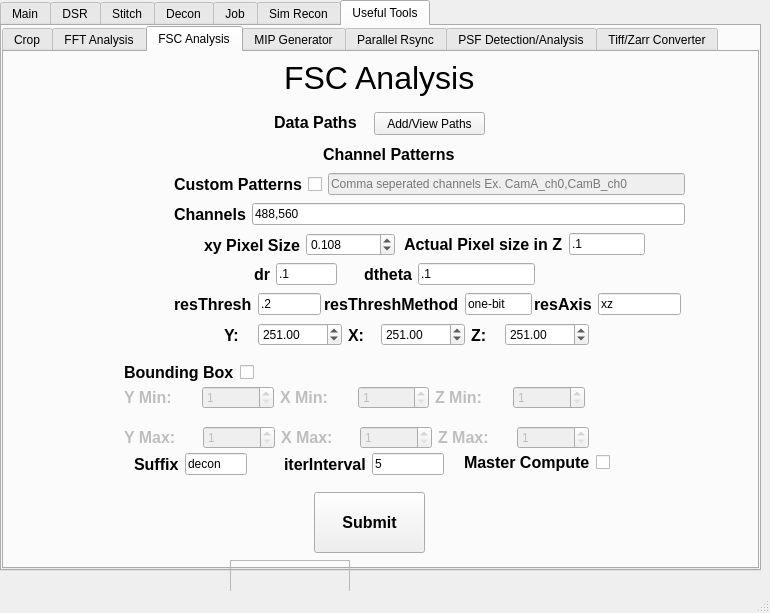
This is mainwindow.ui in abcucberkeley/PetaKit5D-GUI as Qt 5 draws it before an edit. The edited form follows.
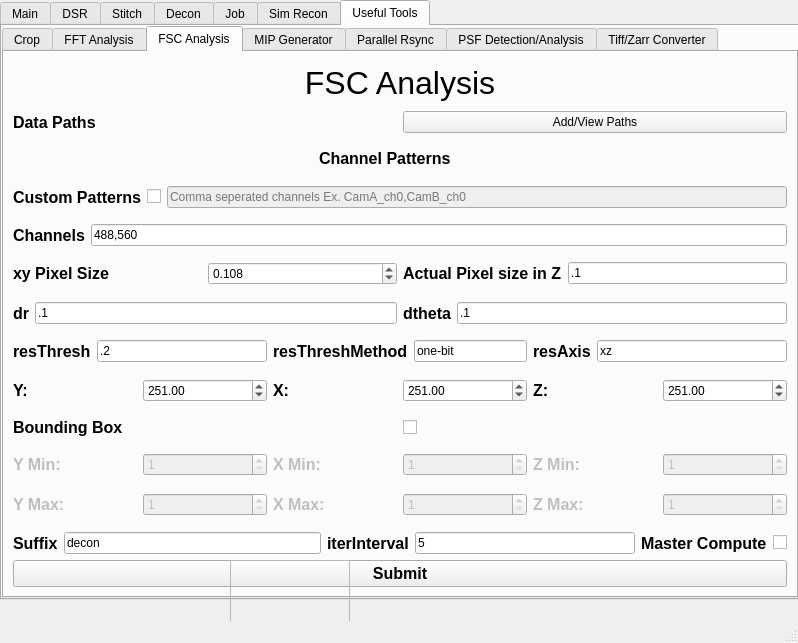
This is the edited form. The open tabs and pages were chosen to show the change.

Commit message: Made the FSC Analysis useful tool tab resizable

Patch:
```diff
--- a/mainwindow.ui
+++ b/mainwindow.ui
@@ -6,8 +6,8 @@
    <rect>
     <x>0</x>
     <y>0</y>
-    <width>770</width>
-    <height>613</height>
+    <width>798</width>
+    <height>643</height>
    </rect>
   </property>
   <property name="windowTitle">
@@ -22,8 +22,8 @@
      <rect>
       <x>0</x>
       <y>0</y>
-      <width>761</width>
-      <height>571</height>
+      <width>800</width>
+      <height>600</height>
      </rect>
     </property>
     <property name="currentIndex">
@@ -5277,6 +5277,12 @@
       </property>
       <item row="0" column="0">
        <widget class="QTabWidget" name="usefulToolsTab">
+        <property name="sizePolicy">
+         <sizepolicy hsizetype="Preferred" vsizetype="Preferred">
+          <horstretch>0</horstretch>
+          <verstretch>0</verstretch>
+         </sizepolicy>
+        </property>
         <property name="currentIndex">
          <number>1</number>
         </property>
@@ -6782,28 +6788,77 @@
          <attribute name="title">
           <string>FSC Analysis</string>
          </attribute>
+         <layout class="QGridLayout" name="gridLayout_13" rowstretch="1,10,1">
+          <item row="0" column="0">
+           <layout class="QVBoxLayout" name="verticalLayout_29">
+            <item>
+             <layout class="QHBoxLayout" name="horizontalLayout_169">
+              <item>
+               <widget class="QLabel" name="fscAnalysisLabel">
+                <property name="font">
+                 <font>
+                  <pointsize>24</pointsize>
+                  <strikeout>false</strikeout>
+                  <kerning>true</kerning>
+                 </font>
+                </property>
+                <property name="text">
+                 <string>FSC Analysis</string>
+                </property>
+                <property name="alignment">
+                 <set>Qt::AlignCenter</set>
+                </property>
+               </widget>
+              </item>
+             </layout>
+            </item>
+           </layout>
+          </item>
+          <item row="1" column="0">
+           <layout class="QVBoxLayout" name="verticalLayout_30" stretch="1,1,1,1,1,1,1,1,1,1,1,1,1,1,1,1,1,1,1,1,1,1,1">
+            <property name="bottomMargin">
+             <number>0</number>
+            </property>
+            <item>
+             <layout class="QHBoxLayout" name="horizontalLayout_168">
+              <item>
+               <widget class="QLabel" name="fscAnalysisDataPathsLabel">
+                <property name="font">
+                 <font>
+                  <pointsize>12</pointsize>
+                  <bold>true</bold>
+                  <strikeout>false</strikeout>
+                  <kerning>true</kerning>
+                 </font>
+                </property>
+                <property name="text">
+                 <string>Data Paths</string>
+                </property>
+               </widget>
+              </item>
+              <item>
          <widget class="QPushButton" name="fscAnalysisAddPathsButton">
-          <property name="geometry">
-           <rect>
-            <x>370</x>
-            <y>60</y>
-            <width>111</width>
-            <height>23</height>
-           </rect>
-          </property>
           <property name="text">
            <string>Add/View Paths</string>
           </property>
          </widget>
-         <widget class="QWidget" name="layoutWidget_34">
-          <property name="geometry">
-           <rect>
-            <x>110</x>
-            <y>90</y>
-            <width>581</width>
-            <height>25</height>
-           </rect>
-          </property>
+              </item>
+             </layout>
+            </item>
+            <item>
+             <spacer name="verticalSpacer_55">
+              <property name="orientation">
+               <enum>Qt::Vertical</enum>
+              </property>
+              <property name="sizeHint" stdset="0">
+               <size>
+                <width>20</width>
+                <height>40</height>
+               </size>
+              </property>
+             </spacer>
+            </item>
+            <item>
           <layout class="QHBoxLayout" name="fscAnalysisChannelPatternsHorizontalLayout">
            <item>
             <widget class="QLabel" name="fscAnalysisChannelPatternsLabel">
@@ -6843,37 +6898,21 @@
             </spacer>
            </item>
           </layout>
-         </widget>
-         <widget class="QLabel" name="fscAnalysisDataPathsLabel">
-          <property name="geometry">
-           <rect>
-            <x>270</x>
-            <y>60</y>
-            <width>101</width>
-            <height>20</height>
-           </rect>
-          </property>
-          <property name="font">
-           <font>
-            <pointsize>12</pointsize>
-            <bold>true</bold>
-            <strikeout>false</strikeout>
-            <kerning>true</kerning>
-           </font>
-          </property>
-          <property name="text">
-           <string>Data Paths</string>
-          </property>
-         </widget>
-         <widget class="QWidget" name="horizontalLayoutWidget_12">
-          <property name="geometry">
-           <rect>
-            <x>170</x>
-            <y>120</y>
-            <width>511</width>
-            <height>25</height>
-           </rect>
-          </property>
+            </item>
+            <item>
+             <spacer name="verticalSpacer_56">
+              <property name="orientation">
+               <enum>Qt::Vertical</enum>
+              </property>
+              <property name="sizeHint" stdset="0">
+               <size>
+                <width>20</width>
+                <height>40</height>
+               </size>
+              </property>
+             </spacer>
+            </item>
+            <item>
           <layout class="QHBoxLayout" name="horizontalLayout_74">
            <item>
             <widget class="QLabel" name="fscAnalysisCustomPatternsLabel">
@@ -6911,16 +6950,21 @@
             </widget>
            </item>
           </layout>
-         </widget>
-         <widget class="QWidget" name="horizontalLayoutWidget_13">
-          <property name="geometry">
-           <rect>
-            <x>170</x>
-            <y>150</y>
-            <width>511</width>
-            <height>25</height>
-           </rect>
-          </property>
+            </item>
+            <item>
+             <spacer name="verticalSpacer_57">
+              <property name="orientation">
+               <enum>Qt::Vertical</enum>
+              </property>
+              <property name="sizeHint" stdset="0">
+               <size>
+                <width>20</width>
+                <height>40</height>
+               </size>
+              </property>
+             </spacer>
+            </item>
+            <item>
           <layout class="QHBoxLayout" name="horizontalLayout_75">
            <item>
             <widget class="QLabel" name="fscAnalysisChannelsLabel">
@@ -6951,36 +6995,62 @@
             </widget>
            </item>
           </layout>
-         </widget>
-         <widget class="QLabel" name="fscAnalysisLabel">
-          <property name="geometry">
-           <rect>
-            <x>280</x>
-            <y>0</y>
-            <width>231</width>
-            <height>51</height>
-           </rect>
-          </property>
+            </item>
+            <item>
+             <spacer name="verticalSpacer_58">
+              <property name="orientation">
+               <enum>Qt::Vertical</enum>
+              </property>
+              <property name="sizeHint" stdset="0">
+               <size>
+                <width>20</width>
+                <height>40</height>
+               </size>
+              </property>
+             </spacer>
+            </item>
+            <item>
+             <layout class="QHBoxLayout" name="horizontalLayout_170" stretch="1,1">
+              <item>
+               <layout class="QHBoxLayout" name="horizontalLayout_73">
+                <item>
+                 <widget class="QLabel" name="fscAnalysisXyPixelSizeLabel">
           <property name="font">
            <font>
-            <pointsize>24</pointsize>
-            <strikeout>false</strikeout>
-            <kerning>true</kerning>
-           </font>
-          </property>
+                    <pointsize>12</pointsize>
+                    <bold>true</bold>
+                   </font>
+                  </property>
+                  <property name="toolTip">
+                   <string>Microns</string>
+                  </property>
           <property name="text">
-           <string>FSC Analysis</string>
-          </property>
-         </widget>
-         <widget class="QWidget" name="layoutWidget_35">
-          <property name="geometry">
-           <rect>
-            <x>400</x>
-            <y>180</y>
-            <width>241</width>
-            <height>25</height>
-           </rect>
-          </property>
+                   <string>xy Pixel Size</string>
+                  </property>
+                 </widget>
+                </item>
+                <item>
+                 <widget class="QDoubleSpinBox" name="fscAnalysisXyPixelSizeSpinBox">
+                  <property name="toolTip">
+                   <string>Microns</string>
+                  </property>
+                  <property name="decimals">
+                   <number>3</number>
+                  </property>
+                  <property name="singleStep">
+                   <double>0.001000000000000</double>
+                  </property>
+                  <property name="stepType">
+                   <enum>QAbstractSpinBox::DefaultStepType</enum>
+                  </property>
+                  <property name="value">
+                   <double>0.108000000000000</double>
+                  </property>
+                 </widget>
+                </item>
+               </layout>
+              </item>
+              <item>
           <layout class="QHBoxLayout" name="horizontalLayout_76">
            <item>
             <widget class="QLabel" name="fscAnalysisDzLabel">
@@ -7005,16 +7075,25 @@
             </widget>
            </item>
           </layout>
-         </widget>
-         <widget class="QWidget" name="layoutWidget_36">
-          <property name="geometry">
-           <rect>
-            <x>250</x>
-            <y>210</y>
-            <width>83</width>
-            <height>25</height>
-           </rect>
-          </property>
+              </item>
+             </layout>
+            </item>
+            <item>
+             <spacer name="verticalSpacer_59">
+              <property name="orientation">
+               <enum>Qt::Vertical</enum>
+              </property>
+              <property name="sizeHint" stdset="0">
+               <size>
+                <width>20</width>
+                <height>40</height>
+               </size>
+              </property>
+             </spacer>
+            </item>
+            <item>
+             <layout class="QHBoxLayout" name="horizontalLayout_171">
+              <item>
           <layout class="QHBoxLayout" name="horizontalLayout_77">
            <item>
             <widget class="QLabel" name="fscAnalysisDrLabel">
@@ -7039,16 +7118,8 @@
             </widget>
            </item>
           </layout>
-         </widget>
-         <widget class="QWidget" name="layoutWidget_37">
-          <property name="geometry">
-           <rect>
-            <x>360</x>
-            <y>210</y>
-            <width>171</width>
-            <height>25</height>
-           </rect>
-          </property>
+              </item>
+              <item>
           <layout class="QHBoxLayout" name="horizontalLayout_78">
            <item>
             <widget class="QLabel" name="fscAnalysisDthetaLabel">
@@ -7073,16 +7144,25 @@
             </widget>
            </item>
           </layout>
-         </widget>
-         <widget class="QWidget" name="layoutWidget_38">
-          <property name="geometry">
-           <rect>
-            <x>170</x>
-            <y>240</y>
-            <width>147</width>
-            <height>25</height>
-           </rect>
-          </property>
+              </item>
+             </layout>
+            </item>
+            <item>
+             <spacer name="verticalSpacer_60">
+              <property name="orientation">
+               <enum>Qt::Vertical</enum>
+              </property>
+              <property name="sizeHint" stdset="0">
+               <size>
+                <width>20</width>
+                <height>40</height>
+               </size>
+              </property>
+             </spacer>
+            </item>
+            <item>
+             <layout class="QHBoxLayout" name="horizontalLayout_172">
+              <item>
           <layout class="QHBoxLayout" name="horizontalLayout_79">
            <item>
             <widget class="QLabel" name="fscAnalysisResThreshLabel">
@@ -7107,16 +7187,8 @@
             </widget>
            </item>
           </layout>
-         </widget>
-         <widget class="QWidget" name="layoutWidget_39">
-          <property name="geometry">
-           <rect>
-            <x>320</x>
-            <y>240</y>
-            <width>208</width>
-            <height>25</height>
-           </rect>
-          </property>
+              </item>
+              <item>
           <layout class="QHBoxLayout" name="horizontalLayout_80">
            <item>
             <widget class="QLabel" name="fscAnalysisResThreshMethodLabel">
@@ -7141,16 +7213,49 @@
             </widget>
            </item>
           </layout>
-         </widget>
-         <widget class="QWidget" name="layoutWidget_40">
-          <property name="geometry">
-           <rect>
-            <x>220</x>
-            <y>270</y>
-            <width>365</width>
-            <height>26</height>
-           </rect>
-          </property>
+              </item>
+              <item>
+               <layout class="QHBoxLayout" name="horizontalLayout_82">
+                <item>
+                 <widget class="QLabel" name="fscAnalysisResAxisLabel">
+                  <property name="font">
+                   <font>
+                    <pointsize>12</pointsize>
+                    <bold>true</bold>
+                    <strikeout>false</strikeout>
+                    <kerning>true</kerning>
+                   </font>
+                  </property>
+                  <property name="text">
+                   <string>resAxis</string>
+                  </property>
+                 </widget>
+                </item>
+                <item>
+                 <widget class="QLineEdit" name="fscAnalysisResAxisLineEdit">
+                  <property name="text">
+                   <string>xz</string>
+                  </property>
+                 </widget>
+                </item>
+               </layout>
+              </item>
+             </layout>
+            </item>
+            <item>
+             <spacer name="verticalSpacer_61">
+              <property name="orientation">
+               <enum>Qt::Vertical</enum>
+              </property>
+              <property name="sizeHint" stdset="0">
+               <size>
+                <width>20</width>
+                <height>40</height>
+               </size>
+              </property>
+             </spacer>
+            </item>
+            <item>
           <layout class="QHBoxLayout" name="horizontalLayout_81">
            <item>
             <widget class="QLabel" name="fscAnalysisNYLabel">
@@ -7240,16 +7345,21 @@
             </widget>
            </item>
           </layout>
-         </widget>
-         <widget class="QWidget" name="layoutWidget_41">
-          <property name="geometry">
-           <rect>
-            <x>120</x>
-            <y>310</y>
-            <width>151</width>
-            <height>21</height>
-           </rect>
-          </property>
+            </item>
+            <item>
+             <spacer name="verticalSpacer_62">
+              <property name="orientation">
+               <enum>Qt::Vertical</enum>
+              </property>
+              <property name="sizeHint" stdset="0">
+               <size>
+                <width>20</width>
+                <height>40</height>
+               </size>
+              </property>
+             </spacer>
+            </item>
+            <item>
           <layout class="QHBoxLayout" name="fscAnalysisBoundBoxLabelLayout">
            <item>
             <widget class="QLabel" name="fscAnalysisBoundBoxLabel">
@@ -7272,127 +7382,21 @@
             </widget>
            </item>
           </layout>
-         </widget>
-         <widget class="QWidget" name="horizontalLayoutWidget_14">
-          <property name="geometry">
-           <rect>
-            <x>120</x>
-            <y>370</y>
-            <width>465</width>
-            <height>31</height>
-           </rect>
-          </property>
-          <layout class="QHBoxLayout" name="fscAnalysisBoundBoxMaxHorizontalLayout">
-           <item>
-            <layout class="QHBoxLayout" name="fscAnalysisBoundBoxYMaxHorizontalLayout">
-             <item>
-              <widget class="QLabel" name="fscAnalysisBoundBoxYMaxLabel">
-               <property name="enabled">
-                <bool>false</bool>
-               </property>
-               <property name="font">
-                <font>
-                 <pointsize>12</pointsize>
-                 <bold>true</bold>
-                </font>
-               </property>
-               <property name="text">
-                <string>Y Max:</string>
-               </property>
-              </widget>
              </item>
              <item>
-              <widget class="QSpinBox" name="fscAnalysisBoundBoxYMaxSpinBox">
-               <property name="enabled">
-                <bool>false</bool>
-               </property>
-               <property name="minimum">
-                <number>1</number>
-               </property>
-               <property name="maximum">
-                <number>1000000</number>
-               </property>
-              </widget>
-             </item>
-            </layout>
-           </item>
+             <spacer name="verticalSpacer_63">
+              <property name="orientation">
+               <enum>Qt::Vertical</enum>
+              </property>
+              <property name="sizeHint" stdset="0">
+               <size>
+                <width>20</width>
+                <height>40</height>
+               </size>
+              </property>
+             </spacer>
+            </item>
            <item>
-            <layout class="QHBoxLayout" name="fscAnalysisBoundBoxXMaxHorizontalLayout">
-             <item>
-              <widget class="QLabel" name="fscAnalysisBoundBoxXMaxLabel">
-               <property name="enabled">
-                <bool>false</bool>
-               </property>
-               <property name="font">
-                <font>
-                 <pointsize>12</pointsize>
-                 <bold>true</bold>
-                </font>
-               </property>
-               <property name="text">
-                <string>X Max:</string>
-               </property>
-              </widget>
-             </item>
-             <item>
-              <widget class="QSpinBox" name="fscAnalysisBoundBoxXMaxSpinBox">
-               <property name="enabled">
-                <bool>false</bool>
-               </property>
-               <property name="minimum">
-                <number>1</number>
-               </property>
-               <property name="maximum">
-                <number>1000000</number>
-               </property>
-              </widget>
-             </item>
-            </layout>
-           </item>
-           <item>
-            <layout class="QHBoxLayout" name="fscAnalysisBoundBoxZMaxMaxHorizontalLayout">
-             <item>
-              <widget class="QLabel" name="fscAnalysisBoundBoxZMaxLabel">
-               <property name="enabled">
-                <bool>false</bool>
-               </property>
-               <property name="font">
-                <font>
-                 <pointsize>12</pointsize>
-                 <bold>true</bold>
-                </font>
-               </property>
-               <property name="text">
-                <string>Z Max:</string>
-               </property>
-              </widget>
-             </item>
-             <item>
-              <widget class="QSpinBox" name="fscAnalysisBoundBoxZMaxSpinBox">
-               <property name="enabled">
-                <bool>false</bool>
-               </property>
-               <property name="minimum">
-                <number>1</number>
-               </property>
-               <property name="maximum">
-                <number>1000000</number>
-               </property>
-              </widget>
-             </item>
-            </layout>
-           </item>
-          </layout>
-         </widget>
-         <widget class="QWidget" name="horizontalLayoutWidget_17">
-          <property name="geometry">
-           <rect>
-            <x>120</x>
-            <y>330</y>
-            <width>461</width>
-            <height>31</height>
-           </rect>
-          </property>
           <layout class="QHBoxLayout" name="fscAnalysisBoundBoxMinHorizontalLayout">
            <item>
             <layout class="QHBoxLayout" name="fscAnalysisBoundBoxYMinHorizontalLayout">
@@ -7494,50 +7498,139 @@
             </layout>
            </item>
           </layout>
-         </widget>
-         <widget class="QWidget" name="layoutWidget_42">
-          <property name="geometry">
-           <rect>
-            <x>530</x>
-            <y>240</y>
-            <width>147</width>
-            <height>25</height>
-           </rect>
-          </property>
-          <layout class="QHBoxLayout" name="horizontalLayout_82">
+            </item>
+            <item>
+             <spacer name="verticalSpacer_64">
+              <property name="orientation">
+               <enum>Qt::Vertical</enum>
+              </property>
+              <property name="sizeHint" stdset="0">
+               <size>
+                <width>20</width>
+                <height>40</height>
+               </size>
+              </property>
+             </spacer>
+            </item>
            <item>
-            <widget class="QLabel" name="fscAnalysisResAxisLabel">
+             <layout class="QHBoxLayout" name="fscAnalysisBoundBoxMaxHorizontalLayout">
+              <item>
+               <layout class="QHBoxLayout" name="fscAnalysisBoundBoxYMaxHorizontalLayout">
+                <item>
+                 <widget class="QLabel" name="fscAnalysisBoundBoxYMaxLabel">
+                  <property name="enabled">
+                   <bool>false</bool>
+                  </property>
              <property name="font">
               <font>
                <pointsize>12</pointsize>
                <bold>true</bold>
-               <strikeout>false</strikeout>
-               <kerning>true</kerning>
               </font>
              </property>
              <property name="text">
-              <string>resAxis</string>
+                   <string>Y Max:</string>
              </property>
             </widget>
            </item>
            <item>
-            <widget class="QLineEdit" name="fscAnalysisResAxisLineEdit">
+                 <widget class="QSpinBox" name="fscAnalysisBoundBoxYMaxSpinBox">
+                  <property name="enabled">
+                   <bool>false</bool>
+                  </property>
+                  <property name="minimum">
+                   <number>1</number>
+                  </property>
+                  <property name="maximum">
+                   <number>1000000</number>
+                  </property>
+                 </widget>
+                </item>
+               </layout>
+              </item>
+              <item>
+               <layout class="QHBoxLayout" name="fscAnalysisBoundBoxXMaxHorizontalLayout">
+                <item>
+                 <widget class="QLabel" name="fscAnalysisBoundBoxXMaxLabel">
+                  <property name="enabled">
+                   <bool>false</bool>
+                  </property>
+                  <property name="font">
+                   <font>
+                    <pointsize>12</pointsize>
+                    <bold>true</bold>
+                   </font>
+                  </property>
              <property name="text">
-              <string>xz</string>
+                   <string>X Max:</string>
              </property>
             </widget>
            </item>
-          </layout>
-         </widget>
-         <widget class="QWidget" name="layoutWidget_43">
-          <property name="geometry">
-           <rect>
-            <x>130</x>
-            <y>400</y>
-            <width>113</width>
-            <height>25</height>
-           </rect>
-          </property>
+                <item>
+                 <widget class="QSpinBox" name="fscAnalysisBoundBoxXMaxSpinBox">
+                  <property name="enabled">
+                   <bool>false</bool>
+                  </property>
+                  <property name="minimum">
+                   <number>1</number>
+                  </property>
+                  <property name="maximum">
+                   <number>1000000</number>
+                  </property>
+                 </widget>
+                </item>
+               </layout>
+              </item>
+              <item>
+               <layout class="QHBoxLayout" name="fscAnalysisBoundBoxZMaxMaxHorizontalLayout">
+                <item>
+                 <widget class="QLabel" name="fscAnalysisBoundBoxZMaxLabel">
+                  <property name="enabled">
+                   <bool>false</bool>
+                  </property>
+                  <property name="font">
+                   <font>
+                    <pointsize>12</pointsize>
+                    <bold>true</bold>
+                   </font>
+                  </property>
+                  <property name="text">
+                   <string>Z Max:</string>
+                  </property>
+                 </widget>
+                </item>
+                <item>
+                 <widget class="QSpinBox" name="fscAnalysisBoundBoxZMaxSpinBox">
+                  <property name="enabled">
+                   <bool>false</bool>
+                  </property>
+                  <property name="minimum">
+                   <number>1</number>
+                  </property>
+                  <property name="maximum">
+                   <number>1000000</number>
+                  </property>
+                 </widget>
+                </item>
+               </layout>
+              </item>
+             </layout>
+            </item>
+            <item>
+             <spacer name="verticalSpacer_65">
+              <property name="orientation">
+               <enum>Qt::Vertical</enum>
+              </property>
+              <property name="sizeHint" stdset="0">
+               <size>
+                <width>20</width>
+                <height>40</height>
+               </size>
+              </property>
+             </spacer>
+            </item>
+            <item>
+             <layout class="QHBoxLayout" name="horizontalLayout_173">
+              <item>
           <layout class="QHBoxLayout" name="horizontalLayout_83">
            <item>
             <widget class="QLabel" name="fscAnalysisSuffixLabel">
@@ -7562,16 +7655,8 @@
             </widget>
            </item>
           </layout>
-         </widget>
-         <widget class="QWidget" name="layoutWidget_44">
-          <property name="geometry">
-           <rect>
-            <x>280</x>
-            <y>400</y>
-            <width>160</width>
-            <height>25</height>
-           </rect>
-          </property>
+              </item>
+              <item>
           <layout class="QHBoxLayout" name="horizontalLayout_84">
            <item>
             <widget class="QLabel" name="fscAnalysisIterIntervalLabel">
@@ -7596,16 +7681,8 @@
             </widget>
            </item>
           </layout>
-         </widget>
-         <widget class="QWidget" name="layoutWidget_45">
-          <property name="geometry">
-           <rect>
-            <x>460</x>
-            <y>400</y>
-            <width>181</width>
-            <height>21</height>
-           </rect>
-          </property>
+              </item>
+              <item>
           <layout class="QHBoxLayout" name="horizontalLayout_85">
            <item>
             <widget class="QLabel" name="fscAnalysisMasterComputeLabel">
@@ -7630,63 +7707,17 @@
             </widget>
            </item>
           </layout>
-         </widget>
-         <widget class="QWidget" name="layoutWidget_46">
-          <property name="geometry">
-           <rect>
-            <x>200</x>
-            <y>180</y>
-            <width>191</width>
-            <height>26</height>
-           </rect>
-          </property>
-          <layout class="QHBoxLayout" name="horizontalLayout_73">
-           <item>
-            <widget class="QLabel" name="fscAnalysisXyPixelSizeLabel">
-             <property name="font">
-              <font>
-               <pointsize>12</pointsize>
-               <bold>true</bold>
-              </font>
-             </property>
-             <property name="toolTip">
-              <string>Microns</string>
-             </property>
-             <property name="text">
-              <string>xy Pixel Size</string>
-             </property>
-            </widget>
-           </item>
-           <item>
-            <widget class="QDoubleSpinBox" name="fscAnalysisXyPixelSizeSpinBox">
-             <property name="toolTip">
-              <string>Microns</string>
-             </property>
-             <property name="decimals">
-              <number>3</number>
-             </property>
-             <property name="singleStep">
-              <double>0.001000000000000</double>
-             </property>
-             <property name="stepType">
-              <enum>QAbstractSpinBox::DefaultStepType</enum>
-             </property>
-             <property name="value">
-              <double>0.108000000000000</double>
-             </property>
-            </widget>
-           </item>
-          </layout>
-         </widget>
+              </item>
+             </layout>
+            </item>
+           </layout>
+          </item>
+          <item row="2" column="0">
+           <layout class="QVBoxLayout" name="verticalLayout_31">
+            <item>
+             <layout class="QHBoxLayout" name="horizontalLayout_174">
+              <item>
          <widget class="QPushButton" name="fscAnalysisSubmitButton">
-          <property name="geometry">
-           <rect>
-            <x>310</x>
-            <y>440</y>
-            <width>111</width>
-            <height>61</height>
-           </rect>
-          </property>
           <property name="font">
            <font>
             <pointsize>12</pointsize>
@@ -7697,6 +7728,12 @@
            <string>Submit</string>
           </property>
          </widget>
+              </item>
+             </layout>
+            </item>
+           </layout>
+          </item>
+         </layout>
         </widget>
         <widget class="QWidget" name="mipGenerator">
          <attribute name="title">
```
Left out of the diff: 74 changed lines with no effect on the pictures. Lines whose indentation alone changed are shown as unchanged.
